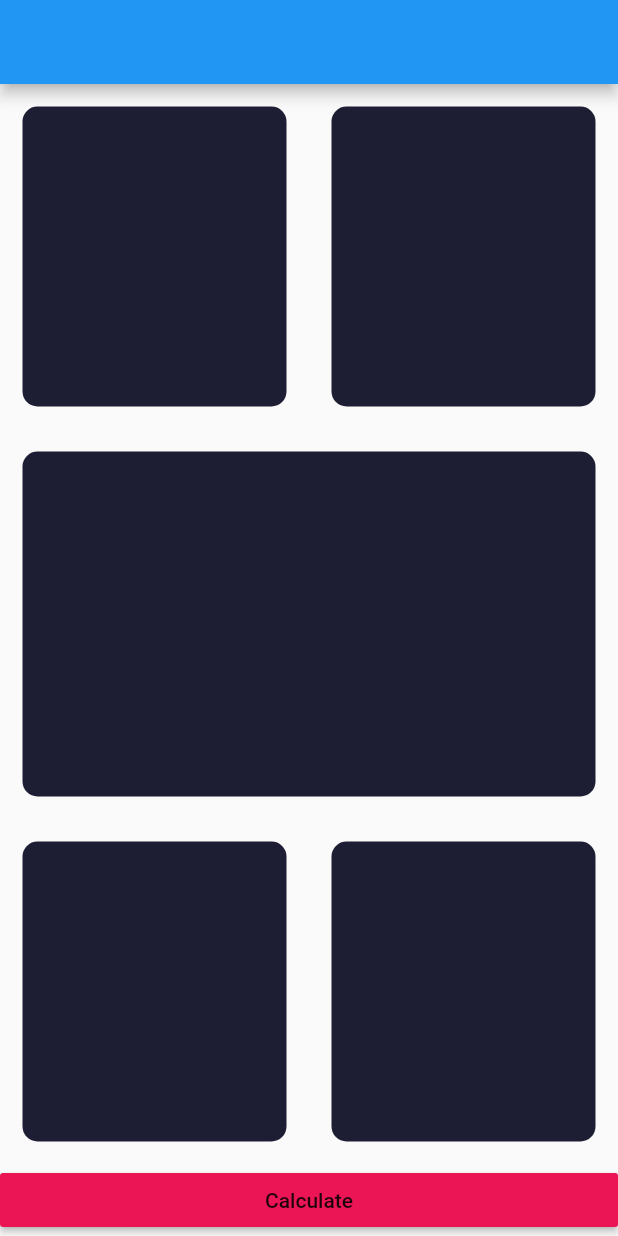
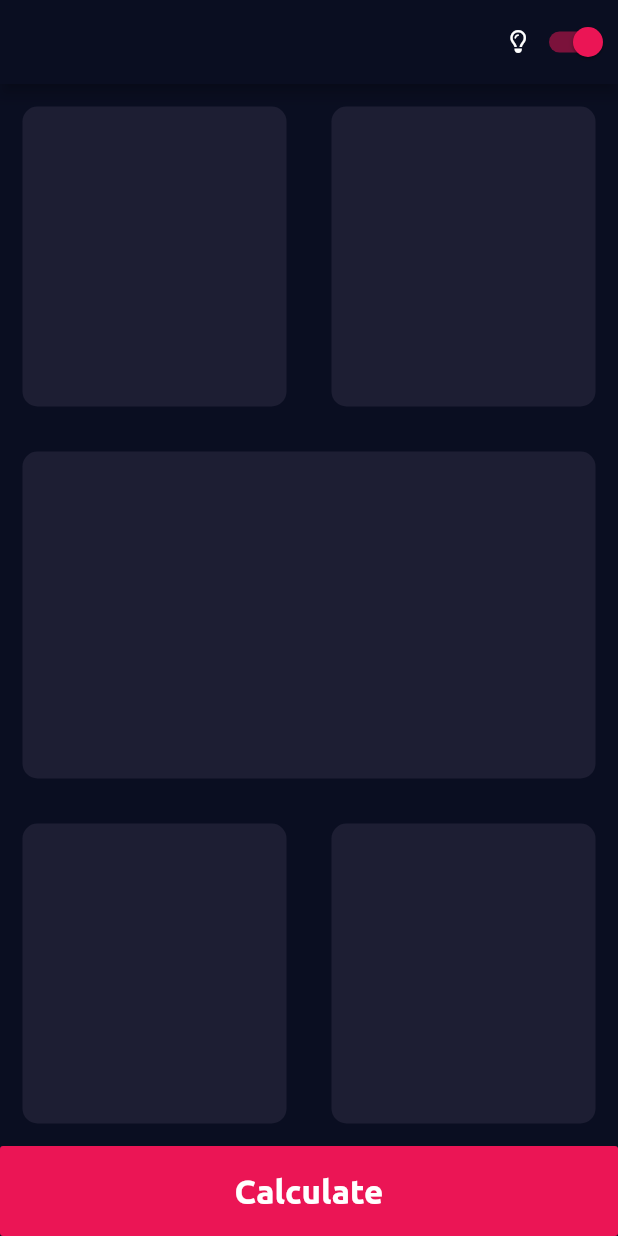
Before and after one commit to noorfatima15/BMI-Calculator, a Flutter app: the HomeScreen screen opened directly, on a phone screen of 412 x 824 dp. Run offline on Flutter 3.47's test engine with Material 2 defaults, Android fonts, the phone set to English and light mode, and no system bars; our stand-ins replace font_awesome_flutter; project files that could hold a hidden picture were left out.

Commit message:
-Basic Structure and layout has been created

```diff
--- a/lib/app_screen.dart
+++ b/lib/app_screen.dart
@@ -1,3 +1,4 @@
+import 'package:bmi_calculator/presentation/theme/app_theme.dart';
 import 'package:flutter/material.dart';
 
 import 'presentation/screens/splash_screen.dart';
@@ -7,9 +8,10 @@ class AppScreen extends StatelessWidget {
 
   @override
   Widget build(BuildContext context) {
-    return const MaterialApp(
+    return MaterialApp(
       home: SplashScreen(),
       debugShowCheckedModeBanner: false,
+      theme: AppTheme.lightTheme,
     );
   }
 }
--- a/lib/constants/typography.dart
+++ b/lib/constants/typography.dart
@@ -0,0 +1,6 @@
+import 'package:flutter/material.dart';
+
+const TextStyle headerStyle = TextStyle(fontSize: 20.0, fontWeight: FontWeight.bold, fontFamily: 'Ubuntu');
+const TextStyle labelStyle = TextStyle(fontSize: 18.0, fontFamily: 'Ubuntu');
+const TextStyle numberStyle = TextStyle(fontSize: 50.0, fontWeight: FontWeight.w900, fontFamily: 'Ubuntu');
+const TextStyle primaryButtonStyle = TextStyle(fontSize: 22.0, fontFamily: 'Ubuntu', fontWeight: FontWeight.bold, color: Colors.white);
--- a/lib/core/widgets/custom_container.dart
+++ b/lib/core/widgets/custom_card.dart
@@ -1,3 +1,4 @@
+import 'package:bmi_calculator/constants/colors.dart';
 import 'package:flutter/material.dart';
 
 class CustomCard extends StatelessWidget {
@@ -10,7 +11,7 @@ class CustomCard extends StatelessWidget {
       height: 200.0,
       margin: const EdgeInsets.all(15.0),
       decoration: BoxDecoration(
-        color: const Color(0xFF1D1E33),
+        color: ColorPalette.activeCardColor,
         borderRadius: BorderRadius.circular(10.0),
       ),
     ));
--- a/lib/core/widgets/primary_button.dart
+++ b/lib/core/widgets/primary_button.dart
@@ -1,3 +1,4 @@
+import 'package:bmi_calculator/constants/typography.dart';
 import 'package:flutter/material.dart';
 
 class PrimaryButton extends StatelessWidget {
@@ -10,7 +11,8 @@ class PrimaryButton extends StatelessWidget {
         onPressed: () {},
         minWidth: MediaQuery.of(context).size.width,
         color: const Color(0xFFEB1555),
-        child: const Text('Calculate'),
+        height: 60.0,
+        child: const Text('Calculate', style: primaryButtonStyle),
       ),
     );
   }
--- a/lib/presentation/screens/home_screen.dart
+++ b/lib/presentation/screens/home_screen.dart
@@ -1,6 +1,7 @@
-import 'package:bmi_calculator/core/widgets/custom_container.dart';
+import 'package:bmi_calculator/core/widgets/custom_card.dart';
 import 'package:bmi_calculator/core/widgets/primary_button.dart';
 import 'package:flutter/material.dart';
+import 'package:font_awesome_flutter/font_awesome_flutter.dart';
 
 class HomeScreen extends StatelessWidget {
   const HomeScreen({Key? key}) : super(key: key);
@@ -8,7 +9,18 @@ class HomeScreen extends StatelessWidget {
   @override
   Widget build(BuildContext context) {
     return Scaffold(
-      appBar: AppBar(),
+      appBar: AppBar(
+        actions: [
+          const Icon(
+            FontAwesomeIcons.lightbulb,
+            size: 15,
+          ),
+          Switch(
+            value: true,
+            onChanged: (value) {},
+          ),
+        ],
+      ),
       body: Column(
         children: [
           Row(
--- a/lib/presentation/theme/app_theme.dart
+++ b/lib/presentation/theme/app_theme.dart
@@ -0,0 +1,13 @@
+import 'package:bmi_calculator/constants/colors.dart';
+import 'package:flutter/material.dart';
+
+class AppTheme {
+  AppTheme._();
+  static final ThemeData lightTheme = ThemeData(
+    colorScheme: const ColorScheme.light(
+      primary: ColorPalette.primaryColor,
+      secondary: ColorPalette.secondaryColor,
+    ),
+    scaffoldBackgroundColor: ColorPalette.primaryColor,
+  );
+}
```
Also changed, not shown: lib/presentation/screens/application/result_screen.dart (added, +10 -0 lines).
